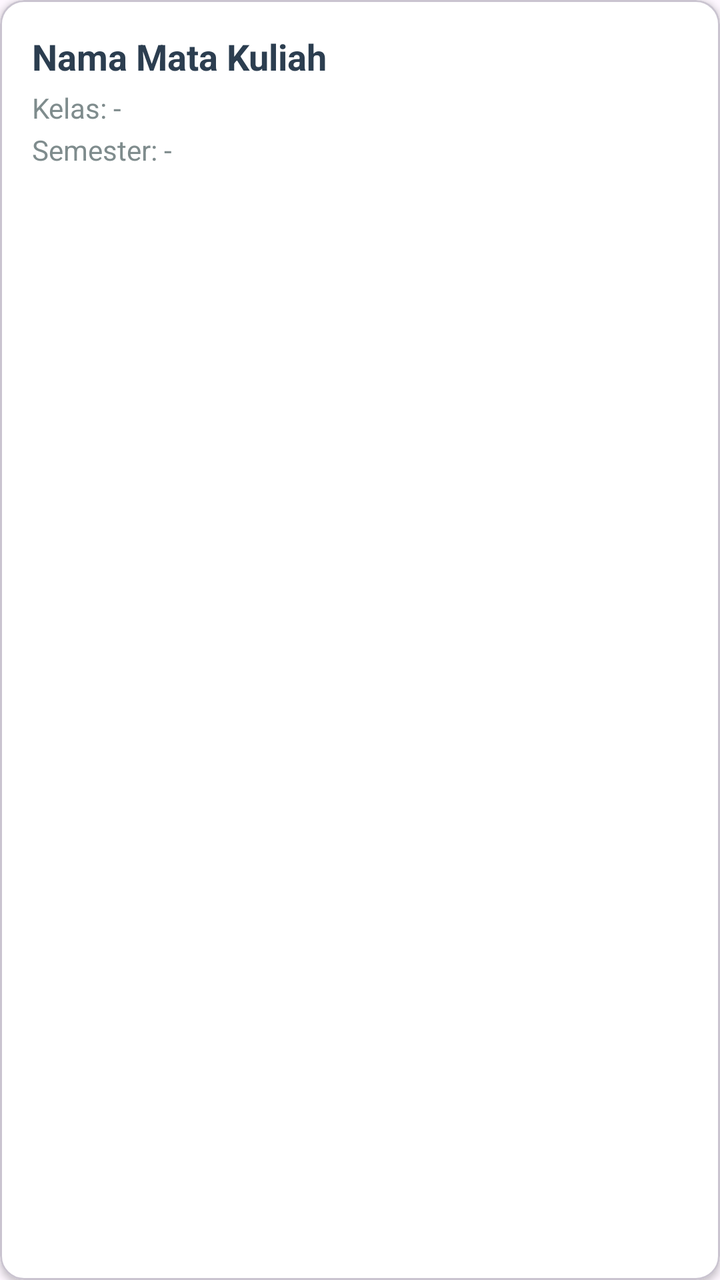
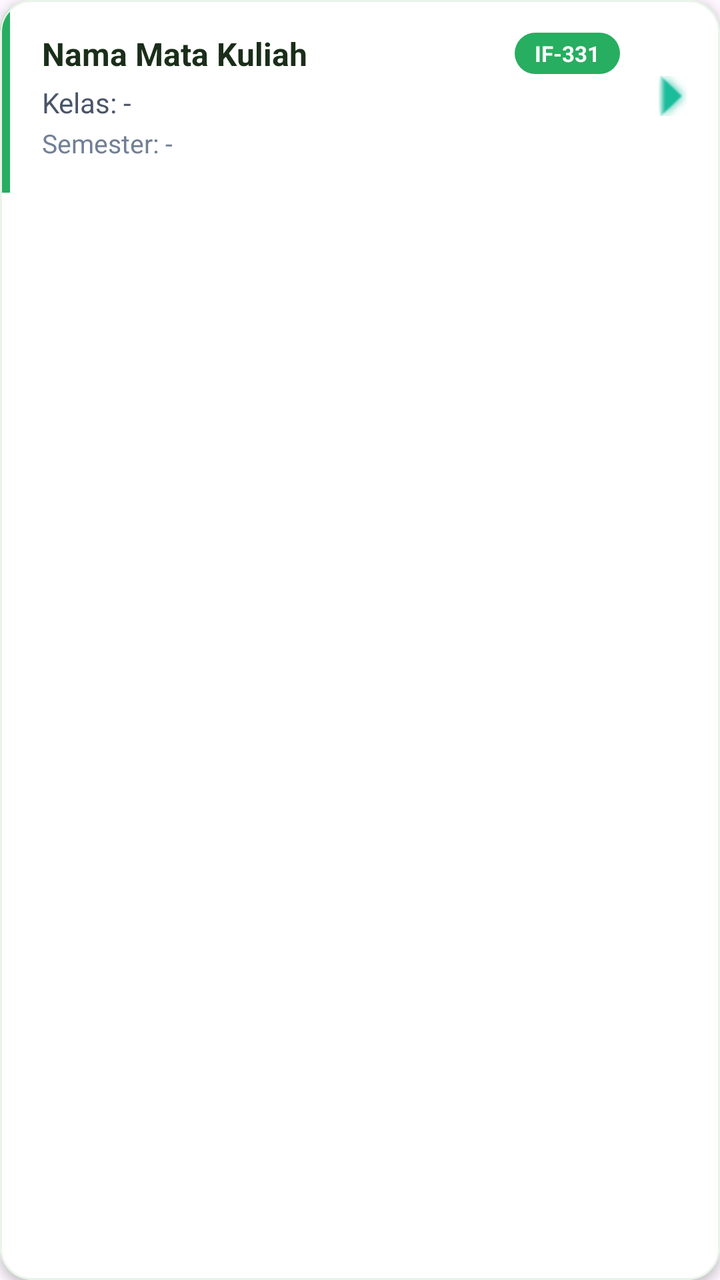

The first picture is an Android layout as it rendered before a commit; the second is the same layout after the commit. The layout source and the unified diff follow.
<!-- AndroidManifest.xml: application theme Theme.IFUnjaniExam -->
<!-- res/layout/item_kelas.xml -->
<?xml version="1.0" encoding="utf-8"?>
<com.google.android.material.card.MaterialCardView xmlns:android="http://schemas.android.com/apk/res/android"
    xmlns:app="http://schemas.android.com/apk/res-auto"
    android:layout_width="match_parent"
    android:layout_height="wrap_content"
    android:layout_margin="8dp"
    app:cardBackgroundColor="@android:color/white"
    app:cardCornerRadius="12dp"
    app:cardElevation="2dp"
    android:foreground="?android:attr/selectableItemBackground"
    android:clickable="true"
    android:focusable="true">

    <LinearLayout
        android:layout_width="match_parent"
        android:layout_height="wrap_content"
        android:orientation="vertical"
        android:padding="16dp">

        <TextView
            android:id="@+id/tvCourseName"
            android:layout_width="match_parent"
            android:layout_height="wrap_content"
            android:text="Nama Mata Kuliah"
            android:textColor="#2c3e50"
            android:textSize="18sp"
            android:textStyle="bold" />

        <TextView
            android:id="@+id/tvClassName"
            android:layout_width="match_parent"
            android:layout_height="wrap_content"
            android:layout_marginTop="4dp"
            android:text="Kelas: -"
            android:textColor="#7f8c8d"
            android:textSize="14sp" />

        <TextView
            android:id="@+id/tvSemester"
            android:layout_width="match_parent"
            android:layout_height="wrap_content"
            android:layout_marginTop="2dp"
            android:text="Semester: -"
            android:textColor="#7f8c8d"
            android:textSize="14sp" />
    </LinearLayout>
</com.google.android.material.card.MaterialCardView>
<!-- resources referenced by this layout -->
<resources>
  <style name="Theme.IFUnjaniExam" parent="Base.Theme.IFUnjaniExam" />
  <style name="Base.Theme.IFUnjaniExam" parent="Theme.Material3.DayNight.NoActionBar">
          
          
      </style>
</resources>

<!-- the commit's change to res/layout/item_kelas.xml (unified diff, before → after) -->
@@ -3,45 +3,94 @@
     xmlns:app="http://schemas.android.com/apk/res-auto"
     android:layout_width="match_parent"
     android:layout_height="wrap_content"
-    android:layout_margin="8dp"
-    app:cardBackgroundColor="@android:color/white"
-    app:cardCornerRadius="12dp"
-    app:cardElevation="2dp"
+    android:layout_marginHorizontal="16dp"
+    android:layout_marginBottom="12dp"
+    android:clickable="true"
+    android:focusable="true"
     android:foreground="?android:attr/selectableItemBackground"
-    android:clickable="true"
-    android:focusable="true">
+    app:cardBackgroundColor="#ffffff"
+    app:cardCornerRadius="16dp"
+    app:cardElevation="3dp"
+    app:strokeColor="#e8f5e9"
+    app:strokeWidth="1dp">
 
     <LinearLayout
         android:layout_width="match_parent"
         android:layout_height="wrap_content"
-        android:orientation="vertical"
-        android:padding="16dp">
+        android:orientation="horizontal">
 
-        <TextView
-            android:id="@+id/tvCourseName"
-            android:layout_width="match_parent"
+        
+        <View
+            android:layout_width="5dp"
+            android:layout_height="match_parent"
+            android:background="#27ae60" />
+
+        <LinearLayout
+            android:layout_width="0dp"
             android:layout_height="wrap_content"
-            android:text="Nama Mata Kuliah"
-            android:textColor="#2c3e50"
-            android:textSize="18sp"
-            android:textStyle="bold" />
+            android:layout_weight="1"
+            android:orientation="vertical"
+            android:padding="16dp">
 
-        <TextView
-            android:id="@+id/tvClassName"
-            android:layout_width="match_parent"
-            android:layout_height="wrap_content"
-            android:layout_marginTop="4dp"
-            android:text="Kelas: -"
-            android:textColor="#7f8c8d"
-            android:textSize="14sp" />
+            
+            <LinearLayout
+                android:layout_width="match_parent"
+                android:layout_height="wrap_content"
+                android:gravity="center_vertical"
+                android:orientation="horizontal">
 
-        <TextView
-            android:id="@+id/tvSemester"
-            android:layout_width="match_parent"
-            android:layout_height="wrap_content"
-            android:layout_marginTop="2dp"
-            android:text="Semester: -"
-            android:textColor="#7f8c8d"
-            android:textSize="14sp" />
+                <TextView
+                    android:id="@+id/tvCourseName"
+                    android:layout_width="0dp"
+                    android:layout_height="wrap_content"
+                    android:layout_weight="1"
+                    android:text="Nama Mata Kuliah"
+                    android:textColor="#1a2e1a"
+                    android:textSize="16sp"
+                    android:textStyle="bold" />
+
+                
+                <TextView
+                    android:id="@+id/tvClassCode"
+                    android:layout_width="wrap_content"
+                    android:layout_height="wrap_content"
+                    android:background="@drawable/badge_green"
+                    android:paddingHorizontal="10dp"
+                    android:paddingVertical="3dp"
+                    android:text="IF-331"
+                    android:textColor="#ffffff"
+                    android:textSize="11sp"
+                    android:textStyle="bold" />
+            </LinearLayout>
+
+            <TextView
+                android:id="@+id/tvClassName"
+                android:layout_width="match_parent"
+                android:layout_height="wrap_content"
+                android:layout_marginTop="4dp"
+                android:text="Kelas: -"
+                android:textColor="#4a5568"
+                android:textSize="14sp" />
+
+            <TextView
+                android:id="@+id/tvSemester"
+                android:layout_width="match_parent"
+                android:layout_height="wrap_content"
+                android:layout_marginTop="2dp"
+                android:text="Semester: -"
+                android:textColor="#718096"
+                android:textSize="13sp" />
+        </LinearLayout>
+
+        
+        <ImageView
+            android:layout_width="20dp"
+            android:layout_height="20dp"
+            android:layout_gravity="center_vertical"
+            android:layout_marginEnd="14dp"
+            android:src="@android:drawable/arrow_up_float"
+            android:rotation="90"
+            android:contentDescription="Buka"
+            app:tint="#1abc9c" />
     </LinearLayout>
 </com.google.android.material.card.MaterialCardView>
<!-- resource entries referenced after the edit -->
@@ -1,5 +1,12 @@
 <!-- resources referenced by this layout -->
 <resources>
+  <!-- drawable badge_green (drawable) -->
+  <?xml version="1.0" encoding="utf-8"?>
+  <shape xmlns:android="http://schemas.android.com/apk/res/android"
+      android:shape="rectangle">
+      <solid android:color="#27ae60" />
+      <corners android:radius="20dp" />
+  </shape>
   <style name="Theme.IFUnjaniExam" parent="Base.Theme.IFUnjaniExam" />
   <style name="Base.Theme.IFUnjaniExam" parent="Theme.Material3.DayNight.NoActionBar">
           
